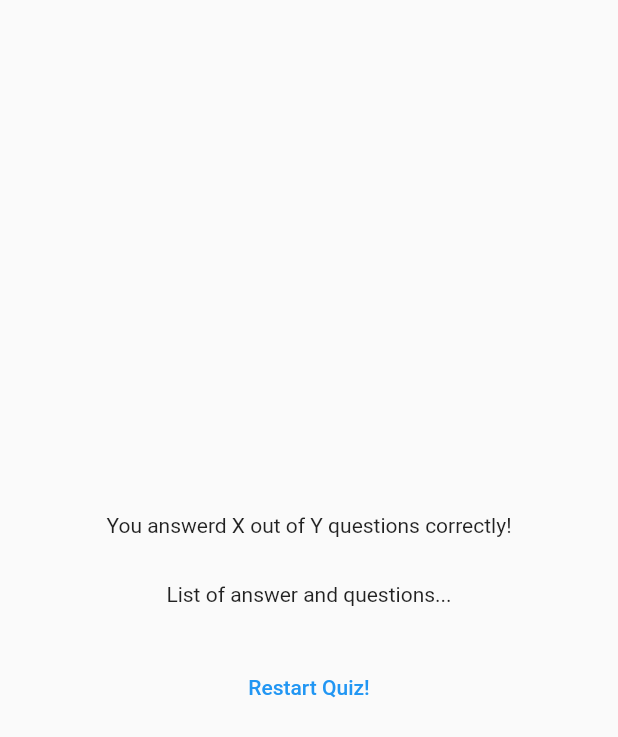
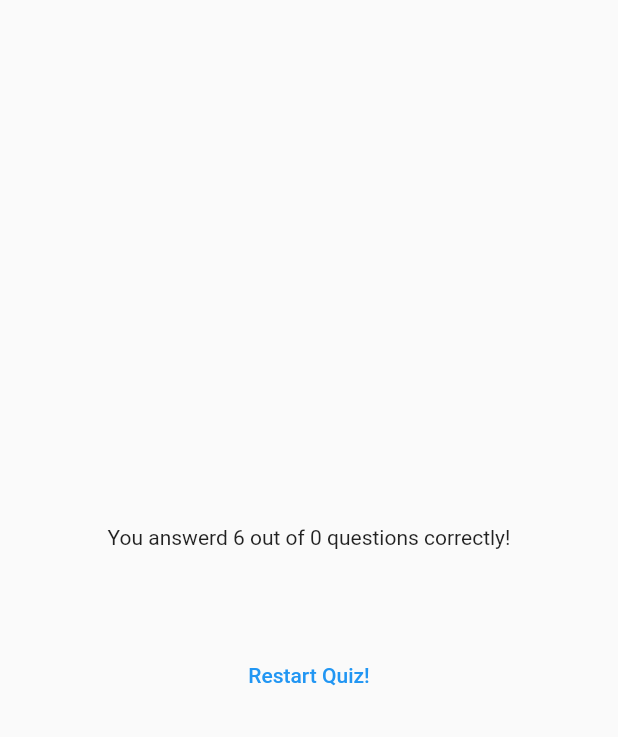
Before and after one commit to saran-mani/quiz, a Flutter app: the ResultScreen widget shown alone on an empty page, opened directly with empty values, on a phone screen of 412 x 824 dp. Shown: the top 737 px of the screen. Run offline on Flutter 3.47's test engine with Material 2 defaults, Android fonts, the phone set to English and light mode, and no system bars; our stand-ins replace google_fonts.

Commit message:
resultpage

```diff
--- a/lib/quiz.dart
+++ b/lib/quiz.dart
@@ -27,7 +27,6 @@ class _QuizState extends State<Quiz> {
 
     if (selectedAnswers.length == questions.length) {
       setState(() {
-        selectedAnswers = [];
         activeScreen = 'results-screen';
       });
     }
--- a/lib/results_screen.dart
+++ b/lib/results_screen.dart
@@ -1,5 +1,6 @@
 import 'package:flutter/material.dart';
 import 'package:quiz/data/questions.dart';
+import 'package:quiz/questions_summary.dart';
 
 class ResultScreen extends StatelessWidget {
   const ResultScreen({super.key, required this.chosenAnswer});
@@ -24,6 +25,14 @@ class ResultScreen extends StatelessWidget {
 
   @override
   Widget build(BuildContext context) {
+    final summaryData = getSummaryData();
+    final numTotalQuestion = questions.length;
+    final numCorrectQuestion = summaryData.where(
+      (data) {
+        return data['user_answer'] == data['correct_answer'];
+      },
+    ).length;
+
     return SizedBox(
         width: double.infinity,
         child: Container(
@@ -31,11 +40,12 @@ class ResultScreen extends StatelessWidget {
           child: Column(
             mainAxisAlignment: MainAxisAlignment.center,
             children: [
-              const Text('You answerd X out of Y questions correctly!'),
+              Text(
+                  'You answerd $numTotalQuestion out of $numCorrectQuestion questions correctly!'),
               const SizedBox(
                 height: 30,
               ),
-              const Text('List of answer and questions...'),
+              QuestionSummary(summaryData),
               const SizedBox(
                 height: 30,
               ),
```
Also changed, not shown: lib/questions_summary.dart (+12 -1 lines).
